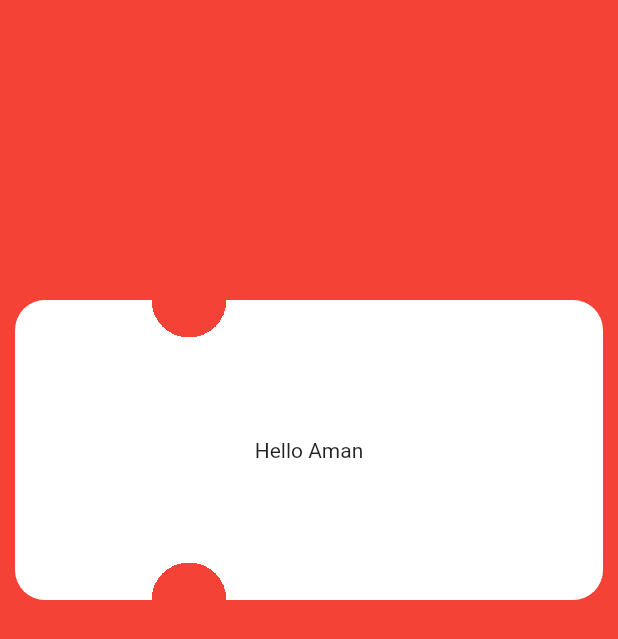
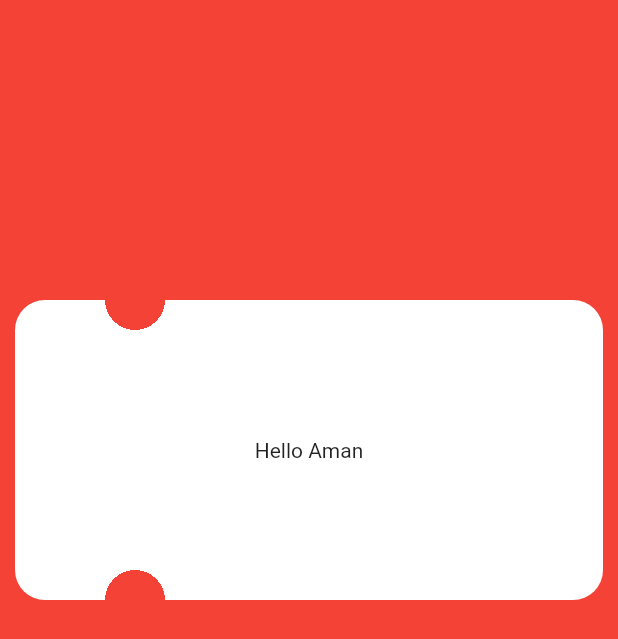
Before and after one commit to moinakash/custom_ticket_making_widget, a Flutter app: the screen it shows after launch, on a phone screen of 412 x 824 dp. Shown: the top 639 px of the screen. Run offline on Flutter 3.47's test engine with Material 2 defaults, Android fonts, the phone set to English and light mode, and no system bars.

Commit message:
curved size dynamic

```diff
--- a/lib/home_screen.dart
+++ b/lib/home_screen.dart
@@ -24,6 +24,7 @@ class _HomeScreenState extends State<HomeScreen> {
               height: 200,
               width: MediaQuery.of(context).size.width-20,
               area: 80,
+              curveSize: 20,
               isCornerRounded: true,
               child: Container(
 
--- a/lib/ticket_widget.dart
+++ b/lib/ticket_widget.dart
@@ -4,6 +4,7 @@ class TicketWidget extends StatefulWidget {
   final double width;
   final double height;
   final double area;
+  final double curveSize;
   final Widget child;
   final Color color;
   final bool isCornerRounded;
@@ -13,6 +14,7 @@ class TicketWidget extends StatefulWidget {
         required this.height,
         required this.child,
         required this.area,
+        required this.curveSize,
         this.color = Colors.white,
         this.isCornerRounded = false});
 
@@ -26,7 +28,7 @@ class TicketWidgetState extends State<TicketWidget> {
     return ClipPath(
       clipBehavior: Clip.hardEdge,
 
-      clipper: TicketClipper(area: widget.area),
+      clipper: TicketClipper(area: widget.area, curveSize: widget.curveSize),
       child: Container(
         width: widget.width,
         height: widget.height,
@@ -44,9 +46,10 @@ class TicketWidgetState extends State<TicketWidget> {
 
 class TicketClipper extends CustomClipper<Path> {
   final double area;
+  final double curveSize;
 
   TicketClipper(
-      {required this.area});
+      {required this.area, required this.curveSize});
 
   @override
   Path getClip(Size size) {
@@ -57,9 +60,9 @@ class TicketClipper extends CustomClipper<Path> {
     path.lineTo(size.width, 0.0);
 
    path.addOval(Rect.fromCircle(
-       center: Offset( size.width/2 - area, 0.0), radius: 25.0));
+       center: Offset( area, 0.0), radius: curveSize));
     path.addOval(Rect.fromCircle(
-        center: Offset( size.width/2 - area, size.height), radius: 25.0));
+        center: Offset( area, size.height), radius: curveSize));
 
     return path;
   }
```
